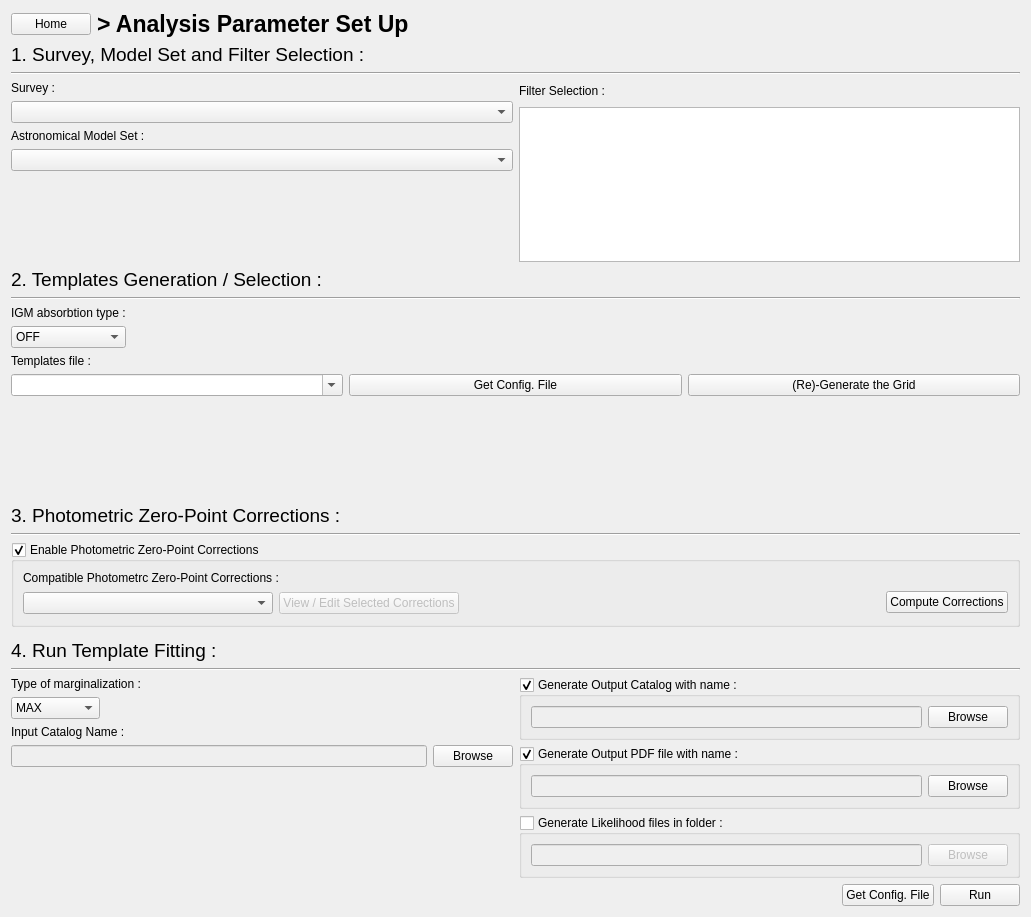
astrorama/Phosphoros, file PhzQtUI/auxdir/PhzQtUI/FormAnalysis.ui: the form before one commit.
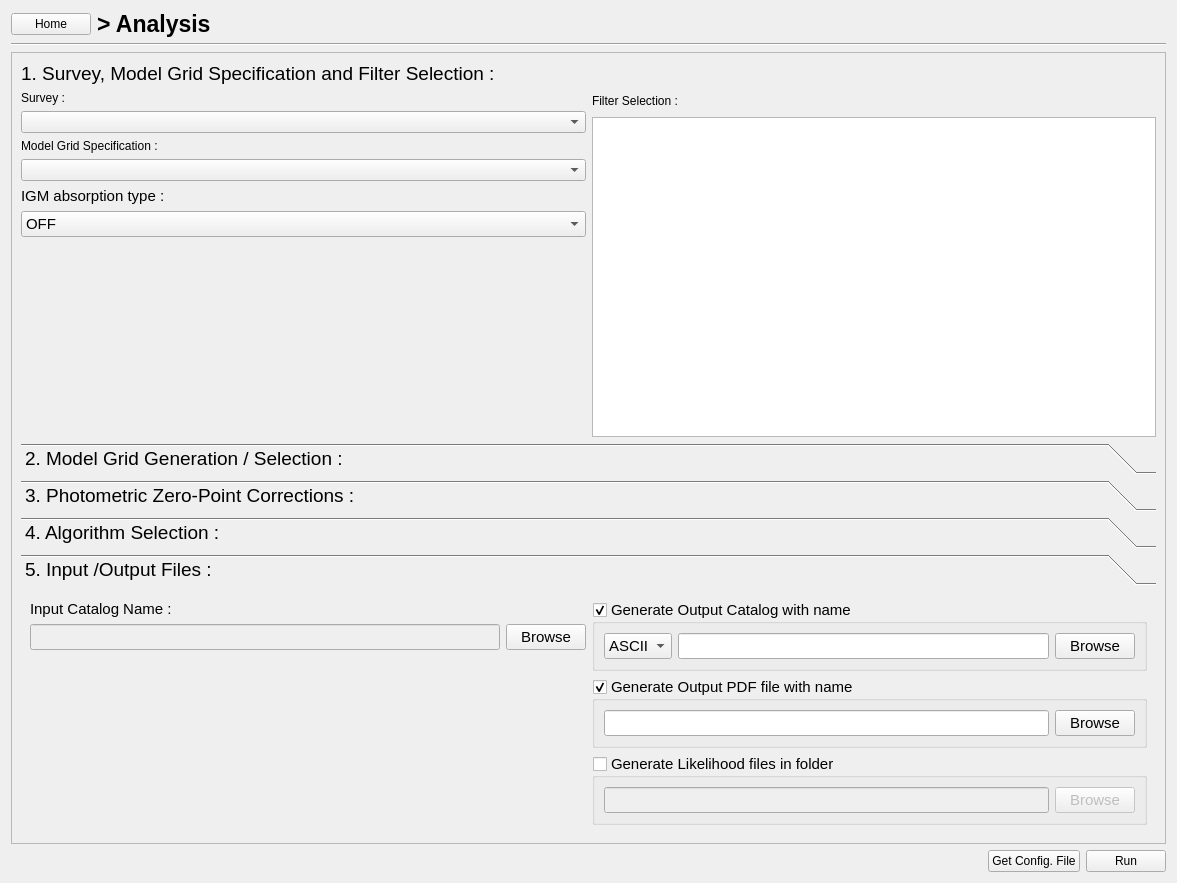
The form after the commit. The open tabs and pages were chosen to show the change.

Commit message: Merge from the SmallWindow branch, include Task #8162

```diff
--- a/PhzQtUI/auxdir/PhzQtUI/FormAnalysis.ui
+++ b/PhzQtUI/auxdir/PhzQtUI/FormAnalysis.ui
@@ -6,8 +6,8 @@
    <rect>
     <x>0</x>
     <y>0</y>
-    <width>1031</width>
-    <height>917</height>
+    <width>1177</width>
+    <height>883</height>
    </rect>
   </property>
   <property name="windowTitle">
@@ -33,7 +33,7 @@
         </font>
        </property>
        <property name="text">
-        <string>&gt; Analysis Parameter Set Up</string>
+        <string>&gt; Analysis</string>
        </property>
       </widget>
      </item>
@@ -52,18 +52,6 @@
      </item>
     </layout>
    </item>
-   <item>
-    <widget class="QLabel" name="label_18">
-     <property name="font">
-      <font>
-       <pointsize>14</pointsize>
-      </font>
-     </property>
-     <property name="text">
-      <string>1. Survey, Model Set and Filter Selection :</string>
-     </property>
-    </widget>
-   </item>
    <item>
     <widget class="Line" name="line_11">
      <property name="orientation">
@@ -72,6 +60,33 @@
     </widget>
    </item>
    <item>
+    <widget class="QScrollArea" name="scrollArea">
+     <property name="widgetResizable">
+      <bool>true</bool>
+     </property>
+     <widget class="QWidget" name="scrollAreaWidgetContents">
+      <property name="geometry">
+       <rect>
+        <x>0</x>
+        <y>0</y>
+        <width>1157</width>
+        <height>774</height>
+       </rect>
+      </property>
+      <layout class="QVBoxLayout" name="verticalLayout_9">
+       <item>
+        <widget class="QLabel" name="label_18">
+         <property name="font">
+          <font>
+           <pointsize>14</pointsize>
+          </font>
+         </property>
+         <property name="text">
+          <string>1. Survey, Model Grid Specification and Filter Selection :</string>
+         </property>
+        </widget>
+       </item>
+       <item>
     <layout class="QHBoxLayout" name="horizontalLayout_17">
      <item>
       <layout class="QVBoxLayout" name="verticalLayout_14">
@@ -88,13 +103,48 @@
        <item>
         <widget class="QLabel" name="label_20">
          <property name="text">
-          <string>Astronomical Model Set :</string>
+              <string>Model Grid Specification :</string>
          </property>
         </widget>
        </item>
        <item>
         <widget class="QComboBox" name="cb_AnalysisModel"/>
        </item>
+           <item>
+            <layout class="QVBoxLayout" name="verticalLayout_2">
+             <item>
+              <widget class="QLabel" name="label_3">
+               <property name="font">
+                <font>
+                 <pointsize>11</pointsize>
+                </font>
+               </property>
+               <property name="text">
+                <string>IGM absorption type :</string>
+               </property>
+              </widget>
+             </item>
+             <item>
+              <widget class="QComboBox" name="cb_igm">
+               <property name="font">
+                <font>
+                 <pointsize>11</pointsize>
+                </font>
+               </property>
+               <item>
+                <property name="text">
+                 <string>OFF</string>
+                </property>
+               </item>
+               <item>
+                <property name="text">
+                 <string>MADAU</string>
+                </property>
+               </item>
+              </widget>
+             </item>
+            </layout>
+           </item>
        <item>
         <spacer name="verticalSpacer_6">
          <property name="orientation">
@@ -185,79 +235,51 @@
     </layout>
    </item>
    <item>
-    <widget class="QLabel" name="label_22">
+        <widget class="QToolBox" name="toolBox">
      <property name="font">
       <font>
        <pointsize>14</pointsize>
       </font>
      </property>
-     <property name="text">
-      <string>2. Templates Generation / Selection :</string>
-     </property>
-    </widget>
-   </item>
-   <item>
-    <widget class="Line" name="line_12">
-     <property name="orientation">
-      <enum>Qt::Horizontal</enum>
-     </property>
-    </widget>
-   </item>
+         <property name="currentIndex">
+          <number>0</number>
+         </property>
+         <widget class="QWidget" name="page">
+          <property name="geometry">
+           <rect>
+            <x>0</x>
+            <y>0</y>
+            <width>1139</width>
+            <height>199</height>
+           </rect>
+          </property>
+          <attribute name="label">
+           <string>2. Model Grid Generation / Selection :</string>
+          </attribute>
+          <layout class="QVBoxLayout" name="verticalLayout_10">
    <item>
-    <layout class="QHBoxLayout" name="horizontalLayout_3">
-     <item>
-      <layout class="QVBoxLayout" name="verticalLayout_2">
-       <item>
-        <widget class="QLabel" name="label_3">
-         <property name="text">
-          <string>IGM absorbtion type :</string>
-         </property>
-        </widget>
-       </item>
-       <item>
-        <widget class="QComboBox" name="cb_igm">
-         <item>
+            <widget class="QLabel" name="label_23">
+             <property name="font">
+              <font>
+               <pointsize>11</pointsize>
+              </font>
+             </property>
           <property name="text">
-           <string>OFF</string>
-          </property>
-         </item>
-         <item>
-          <property name="text">
-           <string>MADAU</string>
-          </property>
-         </item>
-        </widget>
-       </item>
-      </layout>
-     </item>
-     <item>
-      <spacer name="horizontalSpacer">
-       <property name="orientation">
-        <enum>Qt::Horizontal</enum>
-       </property>
-       <property name="sizeHint" stdset="0">
-        <size>
-         <width>40</width>
-         <height>20</height>
-        </size>
-       </property>
-      </spacer>
-     </item>
-    </layout>
+              <string>Model Grid File :</string>
+             </property>
+            </widget>
    </item>
    <item>
     <layout class="QHBoxLayout" name="horizontalLayout_19">
      <item>
       <layout class="QVBoxLayout" name="verticalLayout_16">
-       <item>
-        <widget class="QLabel" name="label_23">
-         <property name="text">
-          <string>Templates file :</string>
-         </property>
-        </widget>
-       </item>
        <item>
         <widget class="QComboBox" name="cb_CompatibleGrid">
+                 <property name="font">
+                  <font>
+                   <pointsize>11</pointsize>
+                  </font>
+                 </property>
          <property name="editable">
           <bool>true</bool>
          </property>
@@ -267,21 +289,13 @@
      </item>
      <item>
       <layout class="QVBoxLayout" name="verticalLayout_18">
-       <item>
-        <spacer name="verticalSpacer_2">
-         <property name="orientation">
-          <enum>Qt::Vertical</enum>
-         </property>
-         <property name="sizeHint" stdset="0">
-          <size>
-           <width>20</width>
-           <height>40</height>
-          </size>
-         </property>
-        </spacer>
-       </item>
        <item>
         <widget class="QPushButton" name="btn_GetConfigGrid">
+                 <property name="font">
+                  <font>
+                   <pointsize>11</pointsize>
+                  </font>
+                 </property>
          <property name="toolTip">
           <string/>
          </property>
@@ -294,21 +308,13 @@
      </item>
      <item>
       <layout class="QVBoxLayout" name="verticalLayout_17">
-       <item>
-        <spacer name="verticalSpacer_3">
-         <property name="orientation">
-          <enum>Qt::Vertical</enum>
-         </property>
-         <property name="sizeHint" stdset="0">
-          <size>
-           <width>20</width>
-           <height>40</height>
-          </size>
-         </property>
-        </spacer>
-       </item>
        <item>
         <widget class="QPushButton" name="btn_RunGrid">
+                 <property name="font">
+                  <font>
+                   <pointsize>11</pointsize>
+                  </font>
+                 </property>
          <property name="toolTip">
           <string/>
          </property>
@@ -322,42 +328,43 @@
     </layout>
    </item>
    <item>
-    <spacer name="verticalSpacer_10">
+            <spacer name="verticalSpacer_5">
      <property name="orientation">
       <enum>Qt::Vertical</enum>
      </property>
      <property name="sizeHint" stdset="0">
       <size>
        <width>20</width>
-       <height>139</height>
+               <height>40</height>
       </size>
      </property>
     </spacer>
    </item>
-   <item>
-    <widget class="QLabel" name="label_24">
-     <property name="font">
-      <font>
-       <pointsize>14</pointsize>
-      </font>
-     </property>
-     <property name="text">
+          </layout>
+         </widget>
+         <widget class="QWidget" name="page_2">
+          <property name="geometry">
+           <rect>
+            <x>0</x>
+            <y>0</y>
+            <width>1139</width>
+            <height>206</height>
+           </rect>
+          </property>
+          <attribute name="label">
       <string>3. Photometric Zero-Point Corrections :</string>
-     </property>
-    </widget>
-   </item>
-   <item>
-    <widget class="Line" name="line_13">
-     <property name="orientation">
-      <enum>Qt::Horizontal</enum>
-     </property>
-    </widget>
-   </item>
+          </attribute>
+          <layout class="QVBoxLayout" name="verticalLayout_11">
    <item>
     <widget class="QGroupBox" name="gb_corrections">
      <property name="enabled">
       <bool>true</bool>
      </property>
+             <property name="font">
+              <font>
+               <pointsize>11</pointsize>
+              </font>
+             </property>
      <property name="title">
       <string>Enable Photometric Zero-Point Corrections </string>
      </property>
@@ -367,7 +374,21 @@
      <property name="checkable">
       <bool>true</bool>
      </property>
-     <layout class="QVBoxLayout" name="verticalLayout_27">
+             <layout class="QVBoxLayout" name="verticalLayout_7">
+              <item>
+               <widget class="QLabel" name="label_24">
+                <property name="font">
+                 <font>
+                  <pointsize>14</pointsize>
+                 </font>
+                </property>
+                <property name="text">
+                 <string>3. Photometric Zero-Point Corrections :</string>
+                </property>
+               </widget>
+              </item>
+              <item>
+               <layout class="QHBoxLayout" name="horizontalLayout_2">
       <item>
        <widget class="QLabel" name="label_28">
         <property name="text">
@@ -376,6 +397,28 @@
        </widget>
       </item>
       <item>
+                 <spacer name="horizontalSpacer_25">
+                  <property name="orientation">
+                   <enum>Qt::Horizontal</enum>
+                  </property>
+                  <property name="sizeHint" stdset="0">
+                   <size>
+                    <width>40</width>
+                    <height>20</height>
+                   </size>
+                  </property>
+                 </spacer>
+                </item>
+                <item>
+                 <widget class="QPushButton" name="btn_computeCorrections">
+                  <property name="text">
+                   <string>Compute Corrections</string>
+                  </property>
+                 </widget>
+                </item>
+               </layout>
+              </item>
+              <item>
        <layout class="QHBoxLayout" name="horizontalLayout_25">
         <item>
          <layout class="QVBoxLayout" name="verticalLayout_21">
@@ -405,37 +448,17 @@
           </item>
          </layout>
         </item>
-        <item>
-         <spacer name="horizontalSpacer_25">
-          <property name="orientation">
-           <enum>Qt::Horizontal</enum>
-          </property>
-          <property name="sizeHint" stdset="0">
-           <size>
-            <width>40</width>
-            <height>20</height>
-           </size>
-          </property>
-         </spacer>
-        </item>
         <item>
          <layout class="QVBoxLayout" name="verticalLayout_23">
           <item>
-           <widget class="QPushButton" name="btn_computeCorrections">
-            <property name="text">
-             <string>Compute Corrections</string>
-            </property>
-           </widget>
-          </item>
-          <item>
-           <spacer name="verticalSpacer_4">
+                   <spacer name="horizontalSpacer">
             <property name="orientation">
-             <enum>Qt::Vertical</enum>
+                     <enum>Qt::Horizontal</enum>
             </property>
             <property name="sizeHint" stdset="0">
              <size>
-              <width>20</width>
-              <height>40</height>
+                      <width>40</width>
+                      <height>20</height>
              </size>
             </property>
            </spacer>
@@ -443,22 +466,6 @@
          </layout>
         </item>
        </layout>
-      </item>
-     </layout>
-    </widget>
-   </item>
-   <item>
-    <spacer name="verticalSpacer_5">
-     <property name="orientation">
-      <enum>Qt::Vertical</enum>
-     </property>
-     <property name="sizeHint" stdset="0">
-      <size>
-       <width>20</width>
-       <height>40</height>
-      </size>
-     </property>
-    </spacer>
    </item>
    <item>
     <spacer name="verticalSpacer_7">
@@ -473,33 +480,33 @@
      </property>
     </spacer>
    </item>
-   <item>
-    <widget class="QLabel" name="label_25">
-     <property name="font">
-      <font>
-       <pointsize>14</pointsize>
-      </font>
-     </property>
-     <property name="text">
-      <string>4. Run Template Fitting :</string>
-     </property>
-    </widget>
-   </item>
-   <item>
-    <widget class="Line" name="line_14">
-     <property name="orientation">
-      <enum>Qt::Horizontal</enum>
-     </property>
-    </widget>
-   </item>
-   <item>
-    <layout class="QHBoxLayout" name="horizontalLayout_21">
-     <item>
-      <layout class="QVBoxLayout" name="verticalLayout_19">
+             </layout>
+            </widget>
+           </item>
+          </layout>
+         </widget>
+         <widget class="QWidget" name="page_4">
+          <property name="geometry">
+           <rect>
+            <x>0</x>
+            <y>0</y>
+            <width>1139</width>
+            <height>199</height>
+           </rect>
+          </property>
+          <attribute name="label">
+           <string>4. Algorithm Selection :</string>
+          </attribute>
+          <layout class="QVBoxLayout" name="verticalLayout_6">
        <item>
         <widget class="QLabel" name="label">
+             <property name="font">
+              <font>
+               <pointsize>11</pointsize>
+              </font>
+             </property>
          <property name="text">
-          <string>Type of marginalization :</string>
+              <string>Axis Collapse :</string>
          </property>
         </widget>
        </item>
@@ -507,6 +514,11 @@
         <layout class="QHBoxLayout" name="horizontalLayout">
          <item>
           <widget class="QComboBox" name="cb_marginalization">
+               <property name="font">
+                <font>
+                 <pointsize>11</pointsize>
+                </font>
+               </property>
            <item>
             <property name="text">
              <string>MAX</string>
@@ -540,7 +552,44 @@
         </layout>
        </item>
        <item>
+            <spacer name="verticalSpacer_8">
+             <property name="orientation">
+              <enum>Qt::Vertical</enum>
+             </property>
+             <property name="sizeHint" stdset="0">
+              <size>
+               <width>20</width>
+               <height>40</height>
+              </size>
+             </property>
+            </spacer>
+           </item>
+          </layout>
+         </widget>
+         <widget class="QWidget" name="page_3">
+          <property name="geometry">
+           <rect>
+            <x>0</x>
+            <y>0</y>
+            <width>1139</width>
+            <height>247</height>
+           </rect>
+          </property>
+          <attribute name="label">
+           <string>5. Input /Output Files :</string>
+          </attribute>
+          <layout class="QVBoxLayout" name="verticalLayout_12">
+           <item>
+            <layout class="QHBoxLayout" name="horizontalLayout_21">
+             <item>
+              <layout class="QVBoxLayout" name="verticalLayout_19">
+               <item>
         <widget class="QLabel" name="label_26">
+                 <property name="font">
+                  <font>
+                   <pointsize>11</pointsize>
+                  </font>
+                 </property>
          <property name="text">
           <string>Input Catalog Name :</string>
          </property>
@@ -553,10 +602,20 @@
            <property name="enabled">
             <bool>false</bool>
            </property>
+                   <property name="font">
+                    <font>
+                     <pointsize>11</pointsize>
+                    </font>
+                   </property>
           </widget>
          </item>
          <item>
           <widget class="QPushButton" name="btn_BrowseInput">
+                   <property name="font">
+                    <font>
+                     <pointsize>11</pointsize>
+                    </font>
+                   </property>
            <property name="text">
             <string>Browse</string>
            </property>
@@ -583,6 +642,11 @@
       <layout class="QVBoxLayout" name="verticalLayout_20">
        <item>
         <widget class="QGroupBox" name="gb_cat">
+                 <property name="font">
+                  <font>
+                   <pointsize>11</pointsize>
+                  </font>
+                 </property>
          <property name="title">
           <string>Generate Output Catalog with name :</string>
          </property>
@@ -592,10 +656,24 @@
          <layout class="QVBoxLayout" name="verticalLayout_3">
           <item>
            <layout class="QHBoxLayout" name="horizontalLayout_24">
+                    <item>
+                     <widget class="QComboBox" name="cb_cat_output_type">
+                      <item>
+                       <property name="text">
+                        <string>ASCII</string>
+                       </property>
+                      </item>
+                      <item>
+                       <property name="text">
+                        <string>FITS</string>
+                       </property>
+                      </item>
+                     </widget>
+                    </item>
             <item>
              <widget class="QLineEdit" name="txt_OutputCatalog">
               <property name="enabled">
-               <bool>false</bool>
+                       <bool>true</bool>
               </property>
              </widget>
             </item>
@@ -614,6 +692,11 @@
        </item>
        <item>
         <widget class="QGroupBox" name="gb_pdf">
+                 <property name="font">
+                  <font>
+                   <pointsize>11</pointsize>
+                  </font>
+                 </property>
          <property name="title">
           <string>Generate Output PDF file with name :</string>
          </property>
@@ -626,7 +709,7 @@
             <item>
              <widget class="QLineEdit" name="txt_OutputPdf">
               <property name="enabled">
-               <bool>false</bool>
+                       <bool>true</bool>
               </property>
              </widget>
             </item>
@@ -644,6 +727,11 @@
        </item>
        <item>
         <widget class="QGroupBox" name="gb_lik">
+                 <property name="font">
+                  <font>
+                   <pointsize>11</pointsize>
+                  </font>
+                 </property>
          <property name="title">
           <string>Generate Likelihood files in folder :</string>
          </property>
@@ -679,6 +767,14 @@
      </item>
     </layout>
    </item>
+          </layout>
+         </widget>
+        </widget>
+       </item>
+      </layout>
+     </widget>
+    </widget>
+   </item>
    <item>
     <layout class="QHBoxLayout" name="horizontalLayout_22">
      <item>
@@ -718,19 +814,6 @@
      </item>
     </layout>
    </item>
-   <item>
-    <spacer name="verticalSpacer_9">
-     <property name="orientation">
-      <enum>Qt::Vertical</enum>
-     </property>
-     <property name="sizeHint" stdset="0">
-      <size>
-       <width>20</width>
-       <height>12</height>
-      </size>
-     </property>
-    </spacer>
-   </item>
   </layout>
  </widget>
  <resources/>
```
Lines whose indentation alone changed are shown as unchanged. The commit also changes 1 other file.
